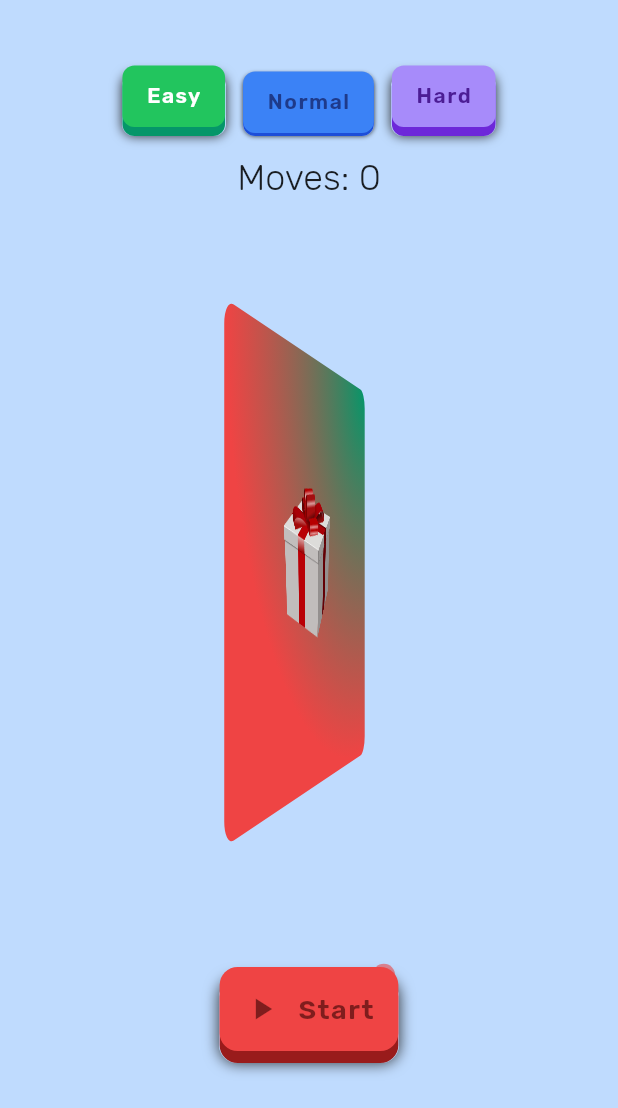
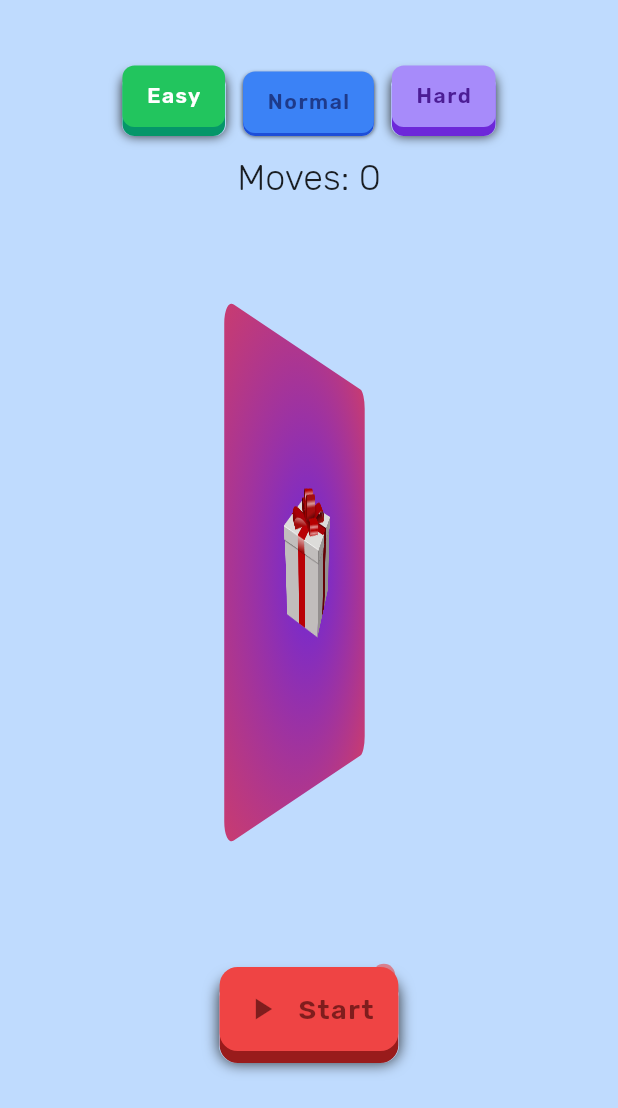
Before and after one commit to mivoligo/portal_puzzle, a Flutter app: the screen it shows after launch, after a tap on "Easy", on a phone screen of 412 x 824 dp, the part 128-1236 px from its top. Run offline on Flutter 3.47's test engine with Material 2 defaults, Android fonts, the phone set to English and light mode, and no system bars; our stand-ins replace confetti.

Commit message:
Extract back of game board

```diff
--- a/lib/game_board.dart
+++ b/lib/game_board.dart
@@ -53,25 +53,7 @@ class _GameBoardState extends State<GameBoard> {
             child: AnimatedBoard(
               finished: status == Status.finished,
               animation: widget.animationController,
-              back: Container(
-                decoration: BoxDecoration(
-                  gradient: RadialGradient(
-                    colors: [
-                      boardColor,
-                      k.lightRed,
-                    ],
-                    center: FractionalOffset(
-                      localX / boardSize,
-                      localY / boardSize,
-                    ),
-                    radius: gridSize / 2,
-                  ),
-                  borderRadius: BorderRadius.all(
-                    Radius.circular(boardSize * 0.05),
-                  ),
-                ),
-                child: const AnimatedBoardBack(),
-              ),
+              back: AnimatedBoardBack(boardSize: boardSize),
               front: AnimatedContainer(
                 clipBehavior: Clip.antiAlias,
                 duration: const Duration(milliseconds: 500),
--- a/lib/widgets/animated_board_back.dart
+++ b/lib/widgets/animated_board_back.dart
@@ -2,11 +2,17 @@ import 'package:confetti/confetti.dart';
 import 'package:flutter/material.dart';
 import 'package:provider/provider.dart';
 
+import '../constants.dart' as k;
 import '../models/models.dart';
 import 'widgets.dart';
 
 class AnimatedBoardBack extends StatefulWidget {
-  const AnimatedBoardBack({Key? key}) : super(key: key);
+  const AnimatedBoardBack({
+    Key? key,
+    required this.boardSize,
+  }) : super(key: key);
+
+  final double boardSize;
 
   @override
   State<AnimatedBoardBack> createState() => _AnimatedBoardBackState();
@@ -33,8 +39,19 @@ class _AnimatedBoardBackState extends State<AnimatedBoardBack> {
   @override
   Widget build(BuildContext context) {
     final status = context.select<GameModel, Status>((model) => model.status);
+    final gridSize = context.select<GameModel, int>((model) => model.gridSize);
 
-    return GestureDetector(
+    return Container(
+      decoration: BoxDecoration(
+        gradient: RadialGradient(
+          colors: const [k.purple, k.lightRed],
+          radius: gridSize / 2,
+        ),
+        borderRadius: BorderRadius.all(
+          Radius.circular(widget.boardSize * 0.05),
+        ),
+      ),
+      child: GestureDetector(
         onTap: status == Status.finished
             ? () => setState(() {
                   tapped = !tapped;
@@ -78,6 +95,7 @@ class _AnimatedBoardBackState extends State<AnimatedBoardBack> {
             ],
           ),
         ),
+      ),
     );
   }
 }
```
Lines whose indentation alone changed are shown as unchanged.
